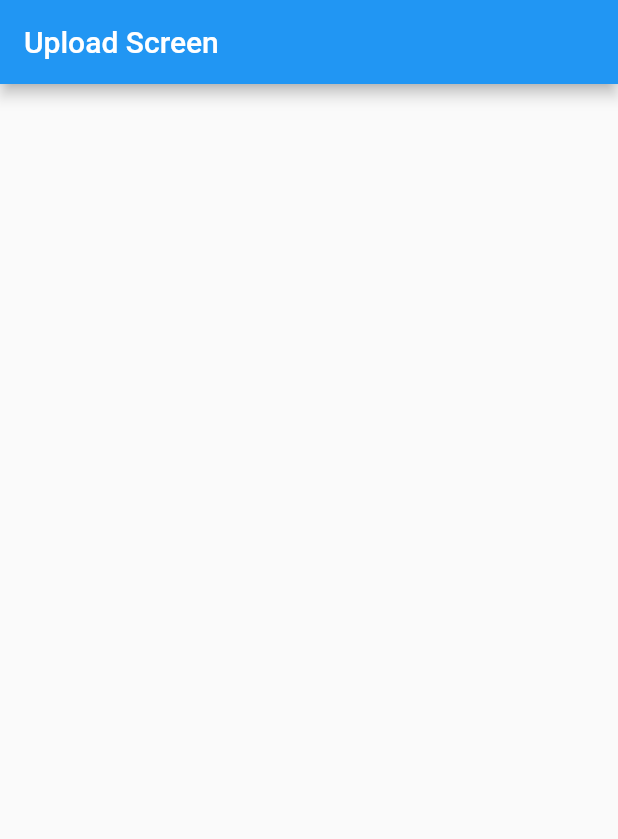
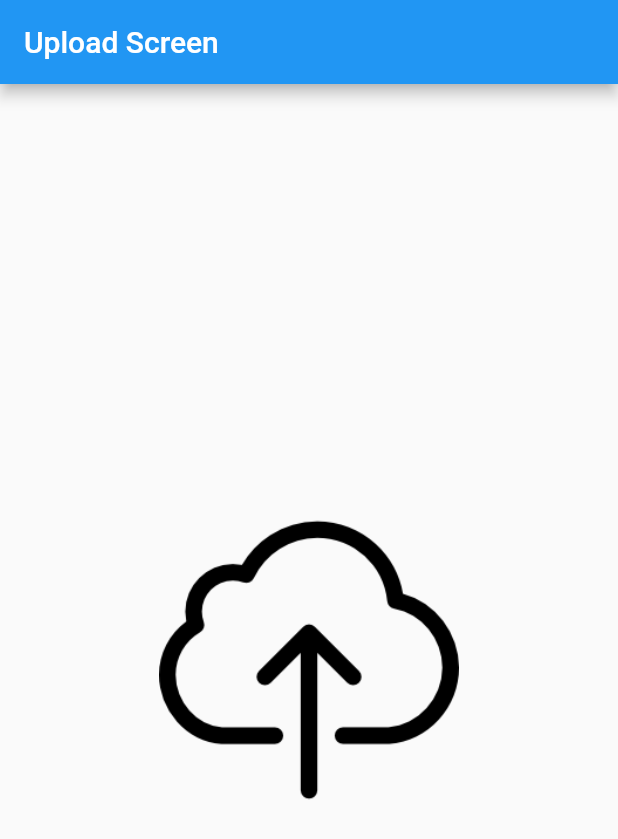
Before and after one commit to mehmetdogukan97/task_project, a Flutter app: the screen it shows after launch, on a phone screen of 412 x 824 dp. Shown: the top 839 px of the screen. Run offline on Flutter 3.47's test engine with Material 2 defaults, Android fonts, the phone set to English and light mode, and no system bars.

Commit message:
Upload image is changed and set the size.

```diff
--- a/lib/screens/upload_screen.dart
+++ b/lib/screens/upload_screen.dart
@@ -10,11 +10,21 @@ class UploadScreen extends StatefulWidget {
 class _UploadScreenState extends State<UploadScreen> {
   @override
   Widget build(BuildContext context) {
-    return  Scaffold(
-      appBar: AppBar(title: const Text("Upload Screen")),
+    return Scaffold(
+      appBar: AppBar(
+        title: const Text("Upload Screen"),
+      ),
       body: Column(
-        children: const [
-
+        mainAxisAlignment: MainAxisAlignment.center,
+        children: [
+          Container(
+            alignment: Alignment.center,
+            child: Image.asset(
+              'assets/images/upload.png',
+              width: 200,
+              height: 200,
+            ),
+          ),
         ],
       ),
     );
```
Also changed, not shown: assets/images/upload.png.
